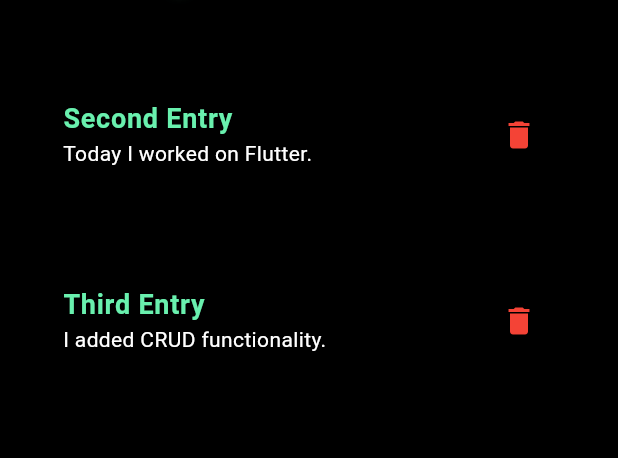
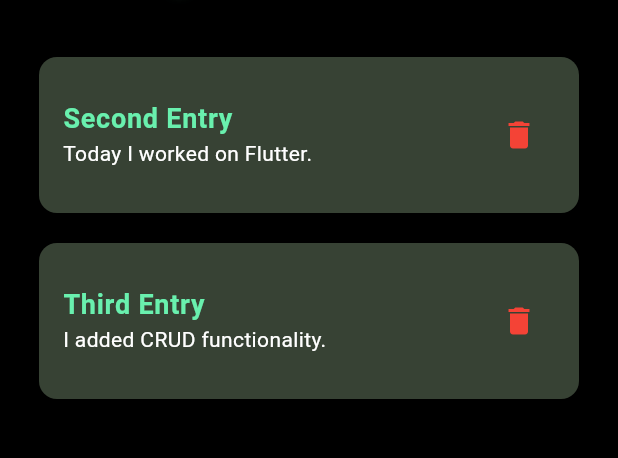
Before and after one commit to mine969/Diary, a Flutter app: the screen it shows after launch, after a tap on the "delete" icon, on a phone screen of 412 x 824 dp, the part 72-530 px from its top. Run offline on Flutter 3.47's test engine with Material 3 defaults, Android fonts, the phone set to English and light mode, and no system bars.

Commit message:
Final design  add name edited

```diff
--- a/lib/diary_entry_card.dart
+++ b/lib/diary_entry_card.dart
@@ -16,7 +16,7 @@ class DiaryEntryCard extends StatelessWidget {
   @override
   Widget build(BuildContext context) {
     return Card(
-      color: Colors.black,
+      color: const Color.fromARGB(255, 55, 66, 52),
       elevation: 5,
       margin: const EdgeInsets.symmetric(vertical: 10, horizontal: 16),
       child: ListTile(
```
Also changed, not shown: 2 other files.
